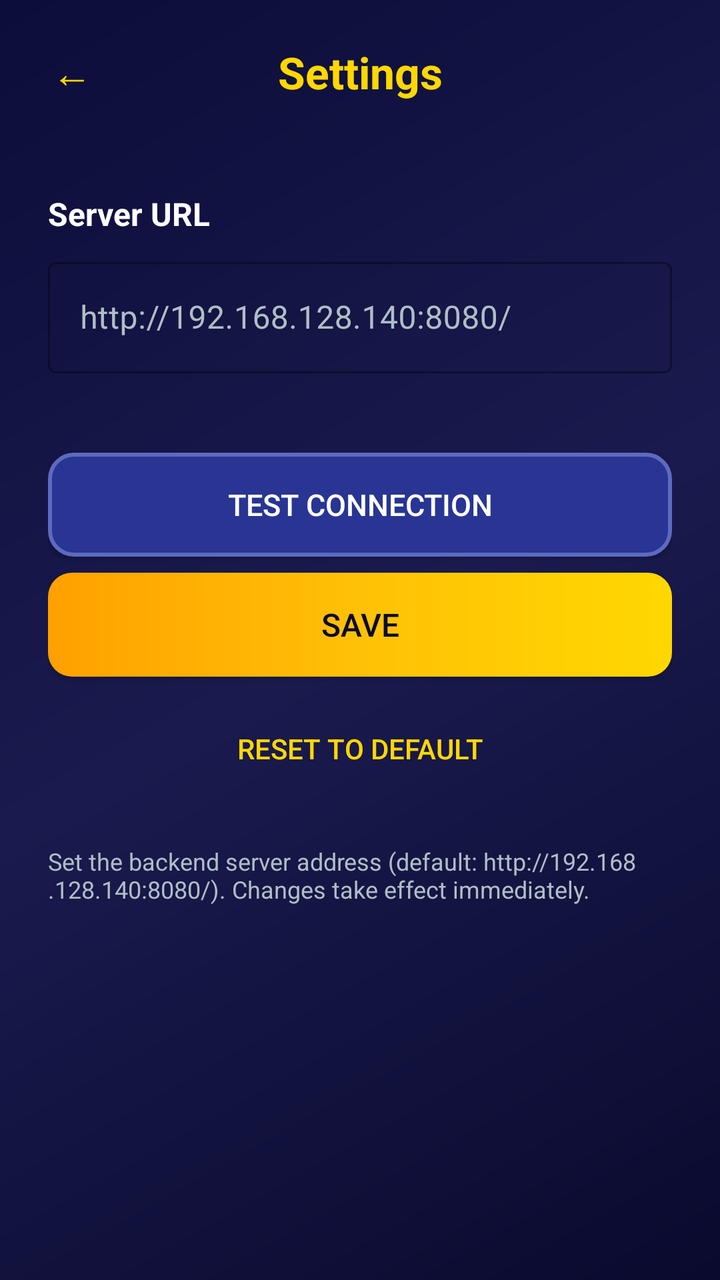
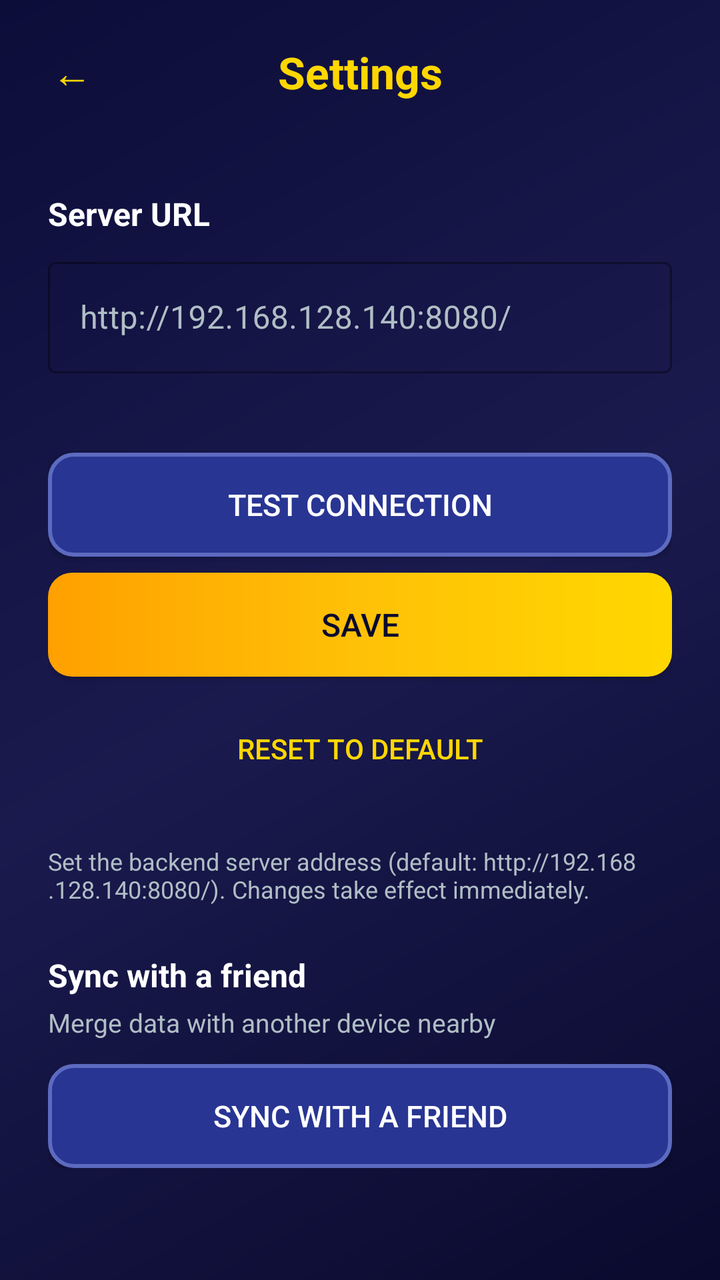

Compare the two renders of this Android layout. The source of the first and the diff that turns it into the second are given below.
<!-- AndroidManifest.xml: application theme Theme.MillionaireGame -->
<!-- res/layout/activity_settings.xml -->
<?xml version="1.0" encoding="utf-8"?>
<LinearLayout xmlns:android="http://schemas.android.com/apk/res/android"
    xmlns:app="http://schemas.android.com/apk/res-auto"
    android:layout_width="match_parent"
    android:layout_height="match_parent"
    android:orientation="vertical"
    android:background="@drawable/bg_gradient">

    
    <LinearLayout
        android:layout_width="match_parent"
        android:layout_height="wrap_content"
        android:orientation="horizontal"
        android:gravity="center_vertical"
        android:padding="16dp">

        <Button
            android:id="@+id/btnBack"
            android:layout_width="40dp"
            android:layout_height="40dp"
            android:text="←"
            android:textSize="20sp"
            android:textColor="@color/gold"
            android:background="@android:color/transparent" />

        <TextView
            android:layout_width="0dp"
            android:layout_height="wrap_content"
            android:layout_weight="1"
            android:text="@string/settings"
            android:textSize="22sp"
            android:textStyle="bold"
            android:textColor="@color/gold"
            android:gravity="center" />

        <View
            android:layout_width="40dp"
            android:layout_height="40dp" />
    </LinearLayout>

    <ScrollView
        android:layout_width="match_parent"
        android:layout_height="match_parent"
        android:padding="24dp">

        <LinearLayout
            android:layout_width="match_parent"
            android:layout_height="wrap_content"
            android:orientation="vertical">

            <TextView
                android:layout_width="wrap_content"
                android:layout_height="wrap_content"
                android:text="@string/server_url_label"
                android:textSize="16sp"
                android:textStyle="bold"
                android:textColor="@color/white"
                android:layout_marginBottom="8dp" />

            <com.google.android.material.textfield.TextInputLayout
                android:layout_width="match_parent"
                android:layout_height="wrap_content"
                android:layout_marginBottom="6dp"
                android:textColorHint="@color/light_gray"
                style="@style/Widget.MaterialComponents.TextInputLayout.OutlinedBox">

                <com.google.android.material.textfield.TextInputEditText
                    android:id="@+id/etServerUrl"
                    android:layout_width="match_parent"
                    android:layout_height="wrap_content"
                    android:hint="@string/server_url_hint"
                    android:inputType="textUri"
                    android:textColor="@color/white"
                    android:singleLine="true" />
            </com.google.android.material.textfield.TextInputLayout>

            <TextView
                android:id="@+id/tvUrlError"
                android:layout_width="wrap_content"
                android:layout_height="wrap_content"
                android:textColor="@color/red"
                android:textSize="13sp"
                android:visibility="gone"
                android:layout_marginBottom="8dp" />

            <TextView
                android:id="@+id/tvCurrentUrl"
                android:layout_width="wrap_content"
                android:layout_height="wrap_content"
                android:textSize="13sp"
                android:textColor="@color/light_gray"
                android:layout_marginBottom="16dp" />

            
            <Button
                android:id="@+id/btnTestConnection"
                android:layout_width="match_parent"
                android:layout_height="52dp"
                android:text="@string/test_connection"
                android:textSize="15sp"
                android:textColor="@color/white"
                android:background="@drawable/btn_secondary"
                android:layout_marginBottom="8dp" />

            <TextView
                android:id="@+id/tvTestResult"
                android:layout_width="wrap_content"
                android:layout_height="wrap_content"
                android:textSize="14sp"
                android:textColor="@color/green"
                android:visibility="gone"
                android:layout_marginBottom="16dp" />

            
            <Button
                android:id="@+id/btnSave"
                android:layout_width="match_parent"
                android:layout_height="52dp"
                android:text="@string/save"
                android:textSize="16sp"
                android:textColor="@color/dark_blue"
                android:background="@drawable/btn_primary"
                android:layout_marginBottom="12dp" />

            
            <Button
                android:id="@+id/btnResetDefault"
                android:layout_width="match_parent"
                android:layout_height="48dp"
                android:text="@string/reset_to_default"
                android:textSize="14sp"
                android:textColor="@color/gold"
                android:background="@android:color/transparent"
                android:layout_marginBottom="24dp" />

            <TextView
                android:layout_width="wrap_content"
                android:layout_height="wrap_content"
                android:text="@string/server_url_help"
                android:textSize="12sp"
                android:textColor="@color/light_gray" />
        </LinearLayout>
    </ScrollView>
</LinearLayout>
<!-- resources referenced by this layout -->
<resources>
  <color name="dark_blue">#0a0a2e</color>
  <color name="gold">#FFD700</color>
  <color name="green">#4CAF50</color>
  <color name="light_gray">#B0BEC5</color>
  <color name="red">#F44336</color>
  <color name="white">#FFFFFF</color>
  <!-- drawable bg_gradient (drawable) -->
  <?xml version="1.0" encoding="utf-8"?>
  <shape xmlns:android="http://schemas.android.com/apk/res/android"
      android:shape="rectangle">
      <gradient
          android:startColor="#0a0a2e"
          android:centerColor="#1a1a4e"
          android:endColor="#0d0d3a"
          android:angle="135" />
  </shape>
  <!-- drawable btn_primary (drawable) -->
  <?xml version="1.0" encoding="utf-8"?>
  <shape xmlns:android="http://schemas.android.com/apk/res/android"
      android:shape="rectangle">
      <gradient
          android:startColor="#FFD700"
          android:centerColor="#FFC107"
          android:endColor="#FFA000"
          android:angle="180" />
      <corners android:radius="12dp" />
  </shape>
  <!-- drawable btn_secondary (drawable) -->
  <?xml version="1.0" encoding="utf-8"?>
  <shape xmlns:android="http://schemas.android.com/apk/res/android"
      android:shape="rectangle">
      <solid android:color="#283593" />
      <corners android:radius="12dp" />
      <stroke android:width="2dp" android:color="#5C6BC0" />
  </shape>
  <string name="reset_to_default">Reset to Default</string>
  <string name="save">SAVE</string>
  <string name="server_url_help">Set the backend server address (default: http://192.168.128.140:8080/). Changes take effect immediately.</string>
  <string name="server_url_hint">http://192.168.128.140:8080/</string>
  <string name="server_url_label">Server URL</string>
  <string name="settings">Settings</string>
  <string name="test_connection">Test Connection</string>
  <style name="Theme.MillionaireGame" parent="Theme.MaterialComponents.DayNight.NoActionBar">
          <item name="colorPrimary">@color/gold</item>
          <item name="colorPrimaryVariant">@color/gold_dark</item>
          <item name="colorOnPrimary">@color/dark_blue</item>
          <item name="colorSecondary">@color/light_blue</item>
          <item name="colorSecondaryVariant">@color/medium_blue</item>
          <item name="colorOnSecondary">@color/white</item>
          <item name="android:windowBackground">@color/dark_blue</item>
          <item name="android:statusBarColor">@color/dark_blue</item>
          <item name="android:navigationBarColor">@color/dark_blue</item>
          <item name="android:textColorPrimary">@color/white</item>
      </style>
  <color name="gold_dark">#FFA000</color>
  <color name="light_blue">#283593</color>
  <color name="medium_blue">#1a237e</color>
</resources>

<!-- the commit's change to res/layout/activity_settings.xml (unified diff, before → after) -->
@@ -138,7 +138,35 @@
                 android:layout_height="wrap_content"
                 android:text="@string/server_url_help"
                 android:textSize="12sp"
-                android:textColor="@color/light_gray" />
+                android:textColor="@color/light_gray"
+                android:layout_marginBottom="24dp" />
+
+            
+            <TextView
+                android:layout_width="wrap_content"
+                android:layout_height="wrap_content"
+                android:text="@string/peer_sync_settings_entry"
+                android:textSize="16sp"
+                android:textStyle="bold"
+                android:textColor="@color/white"
+                android:layout_marginBottom="4dp" />
+
+            <TextView
+                android:layout_width="wrap_content"
+                android:layout_height="wrap_content"
+                android:text="@string/peer_sync_settings_summary"
+                android:textSize="13sp"
+                android:textColor="@color/light_gray"
+                android:layout_marginBottom="12dp" />
+
+            <Button
+                android:id="@+id/btnPeerSync"
+                android:layout_width="match_parent"
+                android:layout_height="52dp"
+                android:text="@string/peer_sync_title"
+                android:textSize="15sp"
+                android:textColor="@color/white"
+                android:background="@drawable/btn_secondary" />
         </LinearLayout>
     </ScrollView>
 </LinearLayout>
<!-- resource entries referenced after the edit -->
@@ -35,6 +35,9 @@
       <corners android:radius="12dp" />
       <stroke android:width="2dp" android:color="#5C6BC0" />
   </shape>
+  <string name="peer_sync_settings_entry">Sync with a friend</string>
+  <string name="peer_sync_settings_summary">Merge data with another device nearby</string>
+  <string name="peer_sync_title">Sync with a friend</string>
   <string name="reset_to_default">Reset to Default</string>
   <string name="save">SAVE</string>
   <string name="server_url_help">Set the backend server address (default: http://192.168.128.140:8080/). Changes take effect immediately.</string>
